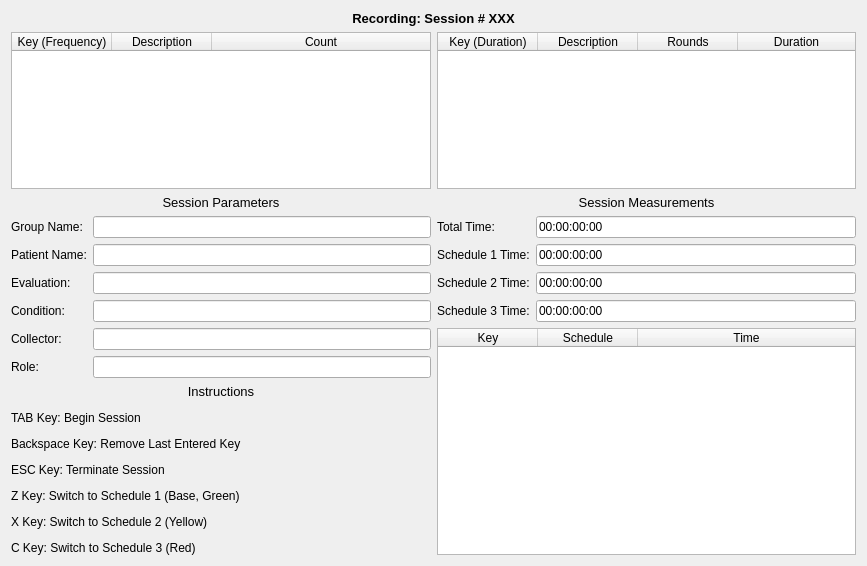
Old version of the form recordingwindow.ui in the repository miyamot0/DataTracker3.
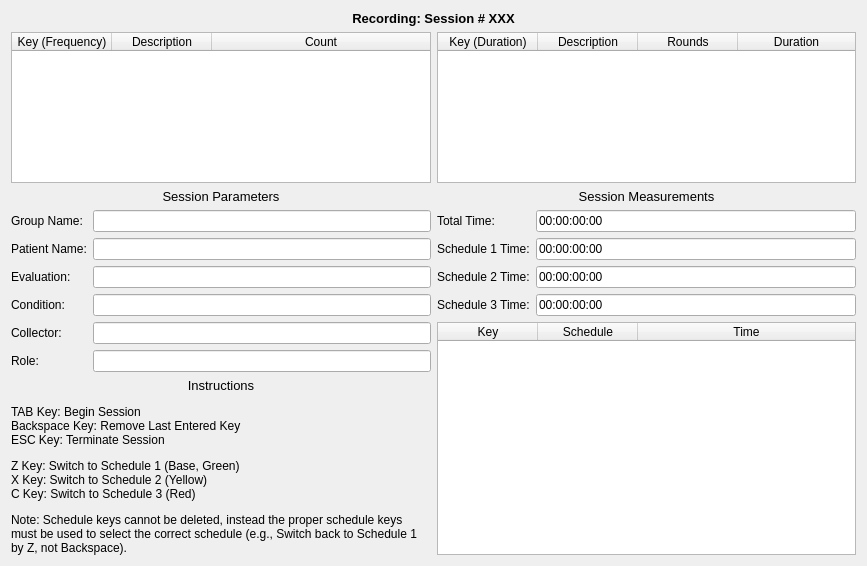
New version of the form.

```diff
--- a/recordingwindow.ui
+++ b/recordingwindow.ui
@@ -300,7 +300,10 @@
            <item row="7" column="0" colspan="2">
             <widget class="QLabel" name="label_6">
              <property name="text">
-              <string>&lt;html&gt;&lt;head/&gt;&lt;body&gt;&lt;p align=&quot;center&quot;&gt;&lt;span style=&quot; font-size:10pt;&quot;&gt;Instructions&lt;/span&gt;&lt;/p&gt;&lt;p&gt;TAB Key: Begin Session&lt;/p&gt;&lt;p&gt;Backspace Key: Remove Last Entered Key&lt;/p&gt;&lt;p&gt;ESC Key: Terminate Session&lt;/p&gt;&lt;p&gt;Z Key: Switch to Schedule 1 (Base, Green)&lt;/p&gt;&lt;p&gt;X Key: Switch to Schedule 2 (Yellow)&lt;/p&gt;&lt;p&gt;C Key: Switch to Schedule 3 (Red)&lt;/p&gt;&lt;/body&gt;&lt;/html&gt;</string>
+              <string>&lt;html&gt;&lt;head/&gt;&lt;body&gt;&lt;p align=&quot;center&quot;&gt;&lt;span style=&quot; font-size:10pt;&quot;&gt;Instructions&lt;/span&gt;&lt;/p&gt;&lt;p&gt;TAB Key: Begin Session&lt;br/&gt;Backspace Key: Remove Last Entered Key&lt;br/&gt;ESC Key: Terminate Session&lt;/p&gt;&lt;p&gt;Z Key: Switch to Schedule 1 (Base, Green)&lt;br/&gt;X Key: Switch to Schedule 2 (Yellow)&lt;br/&gt;C Key: Switch to Schedule 3 (Red)&lt;/p&gt;&lt;p&gt;Note: Schedule keys cannot be deleted, instead the proper schedule keys must be used to select the correct schedule (e.g., Switch back to Schedule 1 by Z, not Backspace).&lt;/p&gt;&lt;/body&gt;&lt;/html&gt;</string>
+             </property>
+             <property name="wordWrap">
+              <bool>true</bool>
              </property>
             </widget>
            </item>
```
